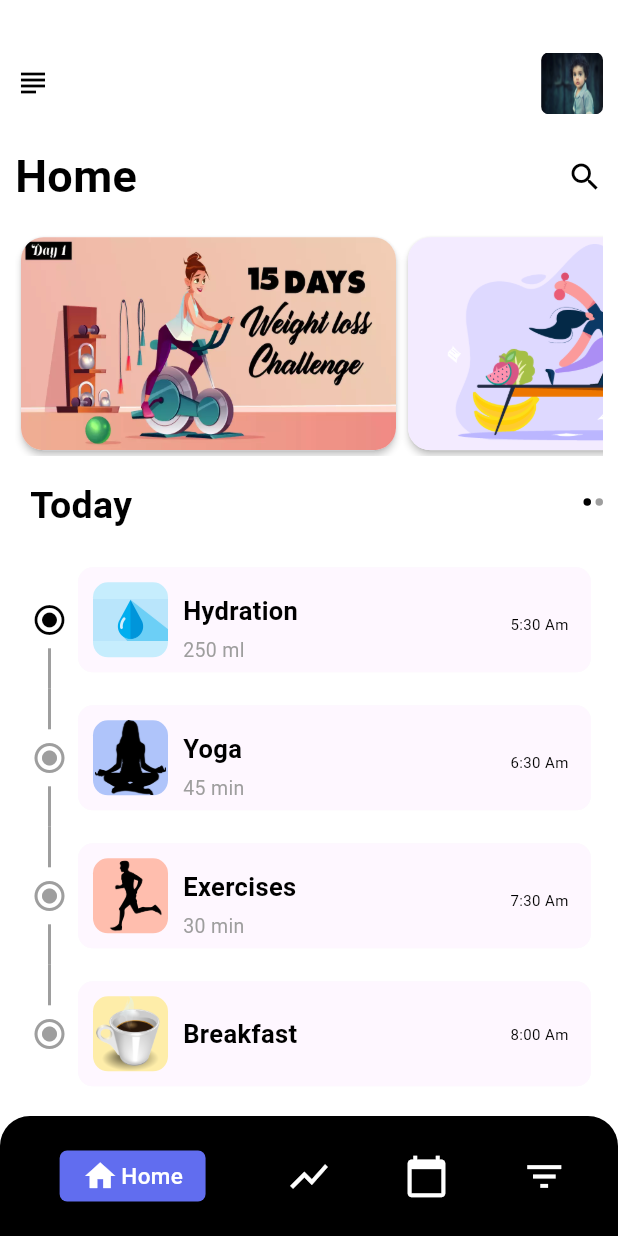
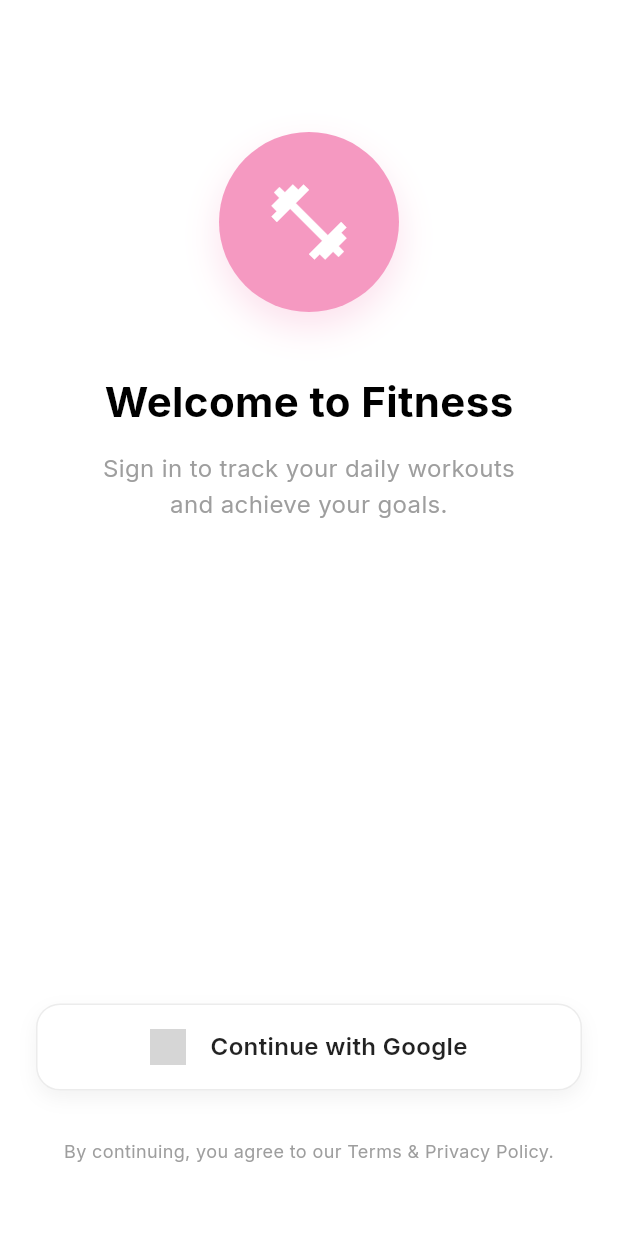
Before and after one commit to shabareesh390/CodeAlpha_FitnessTrackerApp, a Flutter app: the screen it shows after launch, on a phone screen of 412 x 824 dp. Run offline on Flutter 3.47's test engine with Material 3 defaults, Android fonts, the phone set to English and light mode, and no system bars; our stand-ins replace cloud_firestore, firebase_auth, firebase_core, google_fonts, google_sign_in; accounts and stored records are empty; generated files the repository leaves out were written again; grey boxes are pictures that could not be loaded.

Commit message:
Add Google Sign-In with Firebase, Auth logic, and Login UI

```diff
--- a/lib/main.dart
+++ b/lib/main.dart
@@ -1,14 +1,29 @@
 
 import 'package:flutter/material.dart';
+import 'package:firebase_core/firebase_core.dart';
+import 'package:firebase_auth/firebase_auth.dart';
 import 'package:flutter_daily_fitness_app_ui/index_page.dart';
+import 'package:flutter_daily_fitness_app_ui/screen/login_screen.dart';
+import 'firebase_options.dart'; // This will be generated when you run `flutterfire configure`
 
-void main() {
-  runApp(
-    MyApp(),
-  );
+void main() async {
+  WidgetsFlutterBinding.ensureInitialized();
+  // Initialize Firebase using the generated options
+  try {
+    await Firebase.initializeApp(
+      options: DefaultFirebaseOptions.currentPlatform,
+    );
+  } catch (e) {
+    print("Firebase initialization error: $e");
+    // If firebase_options.dart is missing, it will throw an error.
+  }
+
+  runApp(const MyApp());
 }
 
 class MyApp extends StatelessWidget {
+  const MyApp({Key? key}) : super(key: key);
+
   @override
   Widget build(BuildContext context) {
     return MaterialApp(
@@ -18,7 +33,23 @@ class MyApp extends StatelessWidget {
         primarySwatch: Colors.blue,
         visualDensity: VisualDensity.adaptivePlatformDensity,
       ),
-      home: IndexPage(),
+      // StreamBuilder listens to auth state changes to route appropriately
+      home: StreamBuilder<User?>(
+        stream: FirebaseAuth.instance.authStateChanges(),
+        builder: (context, snapshot) {
+          if (snapshot.connectionState == ConnectionState.waiting) {
+            return const Scaffold(
+              body: Center(child: CircularProgressIndicator()),
+            );
+          }
+          if (snapshot.hasData && snapshot.data != null) {
+            // User is signed in
+            return IndexPage();
+          }
+          // User is not signed in
+          return const LoginScreen();
+        },
+      ),
     );
   }
 }
--- /dev/null
+++ b/lib/screen/login_screen.dart
@@ -0,0 +1,150 @@
+import 'package:flutter/material.dart';
+import 'package:flutter_daily_fitness_app_ui/common/auth_service.dart';
+import 'package:flutter_daily_fitness_app_ui/common/color_constants.dart';
+import 'package:google_fonts/google_fonts.dart';
+
+class LoginScreen extends StatefulWidget {
+  const LoginScreen({Key? key}) : super(key: key);
+
+  @override
+  _LoginScreenState createState() => _LoginScreenState();
+}
+
+class _LoginScreenState extends State<LoginScreen> {
+  final AuthService _authService = AuthService();
+  bool _isLoading = false;
+
+  void _signInWithGoogle() async {
+    setState(() {
+      _isLoading = true;
+    });
+
+    final user = await _authService.signInWithGoogle();
+
+    if (mounted) {
+      setState(() {
+        _isLoading = false;
+      });
+      if (user == null) {
+        ScaffoldMessenger.of(context).showSnackBar(
+          const SnackBar(content: Text('Failed to sign in. Please try again.')),
+        );
+      }
+    }
+  }
+
+  @override
+  Widget build(BuildContext context) {
+    return Scaffold(
+      backgroundColor: ColorConstants.kwhiteColor,
+      body: SafeArea(
+        child: Container(
+          width: double.infinity,
+          padding: const EdgeInsets.symmetric(horizontal: 24.0, vertical: 48.0),
+          child: Column(
+            crossAxisAlignment: CrossAxisAlignment.center,
+            children: [
+              const SizedBox(height: 40),
+              // App Logo or Icon
+              Container(
+                height: 120,
+                width: 120,
+                decoration: BoxDecoration(
+                  color: ColorConstants.kDaysColor,
+                  shape: BoxShape.circle,
+                  boxShadow: [
+                    BoxShadow(
+                      color: ColorConstants.kDaysColor.withValues(alpha: 0.3),
+                      blurRadius: 20,
+                      offset: const Offset(0, 10),
+                    ),
+                  ],
+                ),
+                child: const Icon(
+                  Icons.fitness_center,
+                  size: 60,
+                  color: Colors.white,
+                ),
+              ),
+              const SizedBox(height: 40),
+              // Welcome Text
+              Text(
+                "Welcome to Fitness",
+                style: GoogleFonts.inter(
+                  fontSize: 28,
+                  fontWeight: FontWeight.bold,
+                  color: ColorConstants.kblackColor,
+                ),
+              ),
+              const SizedBox(height: 12),
+              Text(
+                "Sign in to track your daily workouts\nand achieve your goals.",
+                textAlign: TextAlign.center,
+                style: GoogleFonts.inter(
+                  fontSize: 16,
+                  color: ColorConstants.kgreyColor,
+                  height: 1.5,
+                ),
+              ),
+              const Spacer(),
+              // Google Sign In Button
+              _isLoading
+                  ? const CircularProgressIndicator()
+                  : InkWell(
+                      onTap: _signInWithGoogle,
+                      borderRadius: BorderRadius.circular(16),
+                      child: Container(
+                        padding: const EdgeInsets.symmetric(
+                            horizontal: 24, vertical: 16),
+                        decoration: BoxDecoration(
+                          color: Colors.white,
+                          borderRadius: BorderRadius.circular(16),
+                          border: Border.all(
+                            color: Colors.grey.withValues(alpha: 0.2),
+                          ),
+                          boxShadow: [
+                            BoxShadow(
+                              color: Colors.black.withValues(alpha: 0.05),
+                              blurRadius: 10,
+                              offset: const Offset(0, 5),
+                            ),
+                          ],
+                        ),
+                        child: Row(
+                          mainAxisAlignment: MainAxisAlignment.center,
+                          children: [
+                            Image.asset(
+                              'assets/images/google.png',
+                              height: 24,
+                              width: 24,
+                            ),
+                            const SizedBox(width: 16),
+                            Text(
+                              "Continue with Google",
+                              style: GoogleFonts.inter(
+                                fontSize: 16,
+                                fontWeight: FontWeight.w600,
+                                color: Colors.black87,
+                              ),
+                            ),
+                          ],
+                        ),
+                      ),
+                    ),
+              const SizedBox(height: 32),
+              // Footer text
+              Text(
+                "By continuing, you agree to our Terms & Privacy Policy.",
+                style: GoogleFonts.inter(
+                  fontSize: 12,
+                  color: Colors.grey,
+                ),
+                textAlign: TextAlign.center,
+              ),
+            ],
+          ),
+        ),
+      ),
+    );
+  }
+}
--- a/pubspec.yaml
+++ b/pubspec.yaml
@@ -29,6 +29,10 @@ dependencies:
   # Use with the CupertinoIcons class for iOS style icons.
   cupertino_icons: ^1.0.2
   google_fonts: ^6.2.1
+  firebase_core: ^4.12.1
+  firebase_auth: ^6.5.6
+  cloud_firestore: ^6.7.1
+  google_sign_in: 6.2.1
 
 dev_dependencies:
   flutter_test:
```
Also changed, not shown: lib/common/auth_service.dart (added, +70 -0 lines), pubspec.lock, 1 other file.
